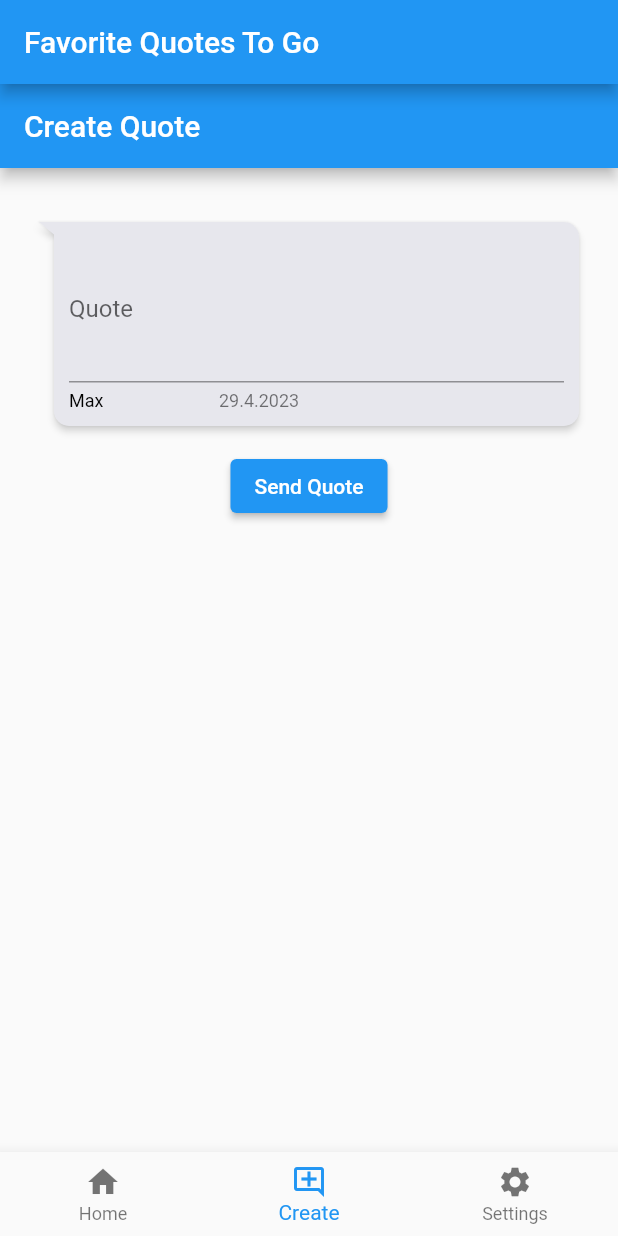
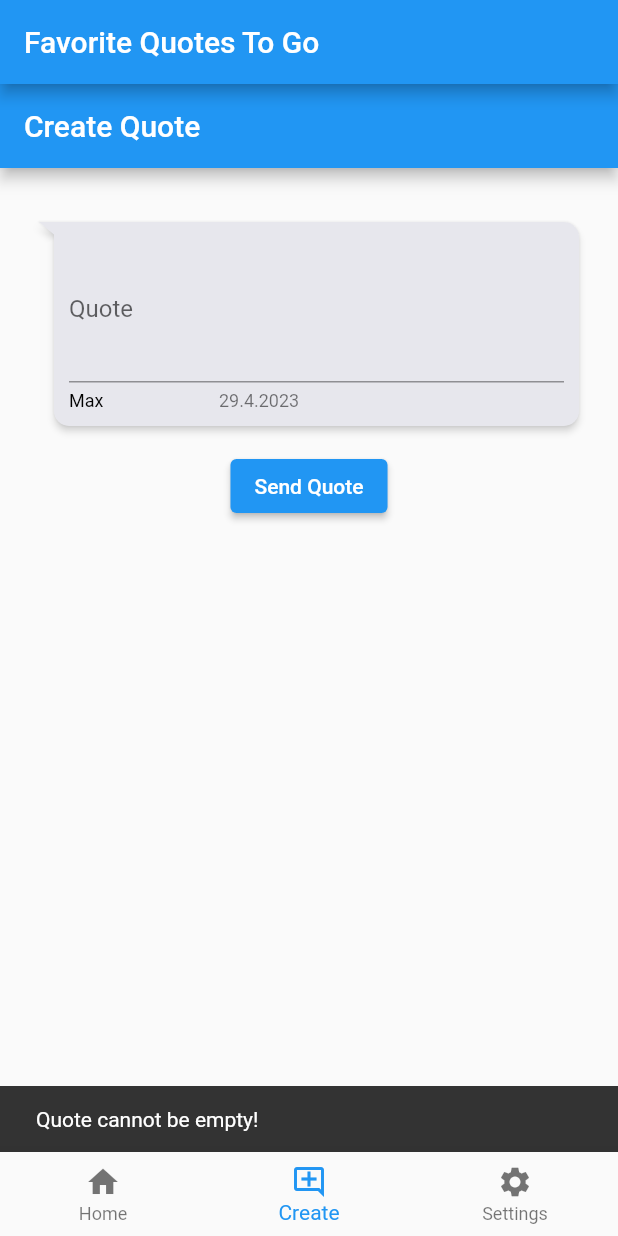
Before and after one commit to FlutterQuotes/QuotesApp, a Flutter app: the screen it shows after launch, item 2 of the bottom bar chosen, after a tap on "Send Quote", on a phone screen of 412 x 824 dp. Run offline on Flutter 3.47's test engine with Material 2 defaults, Android fonts, the phone set to English and light mode, and no system bars; drawn by our look-alikes of flutter_chat_bubble; our stand-ins replace cloud_firestore, equatable, firebase_core, flutter_bloc; accounts and stored records are empty.

Commit message:
Add success message on quote create Clear chatbubble after quote creation add error message for empty quotes

```diff
--- a/lib/widgets/pages/create_page.dart
+++ b/lib/widgets/pages/create_page.dart
@@ -25,7 +25,7 @@ class CreateQuotePage extends StatelessWidget{
                 const SizedBox(height: 16),
                 ElevatedButton(
                   onPressed: () {
-                    _sendQuote(state.authorName);
+                    _sendQuote(context, state.authorName);
                   },
                   child: const Text('Send Quote'),
                 ),
@@ -37,13 +37,33 @@ class CreateQuotePage extends StatelessWidget{
     );
   }
 
-  void _sendQuote(String authorName) {
-    // Handle quote submission logic here.
-    // You can use _quoteController.text to get the quote entered by the user.
-    FirebaseFirestore.instance.collection('Quotes').add({
-      'author': authorName,
-      'content': _quoteController.text,
-      'timestamp': DateTime.now(),
-    });
+  void _sendQuote(BuildContext context, String authorName) {
+    String quote = _quoteController.text.trim();
+    if (quote.isNotEmpty) {
+      FirebaseFirestore.instance.collection('Quotes').add({
+        'author': authorName,
+        'content': quote,
+        'timestamp': DateTime.now(),
+      }).then((value) {
+        ScaffoldMessenger.of(context).showSnackBar(
+          const SnackBar(
+            content: Text('Quote created successfully!'),
+          ),
+        );
+        _quoteController.clear();
+      }).catchError((error) {
+        ScaffoldMessenger.of(context).showSnackBar(
+          const SnackBar(
+            content: Text('Failed to create quote. Please try again later.'),
+          ),
+        );
+      });
+    } else {
+      ScaffoldMessenger.of(context).showSnackBar(
+        const SnackBar(
+          content: Text('Quote cannot be empty!'),
+        ),
+      );
+    }
   }
 }
```
